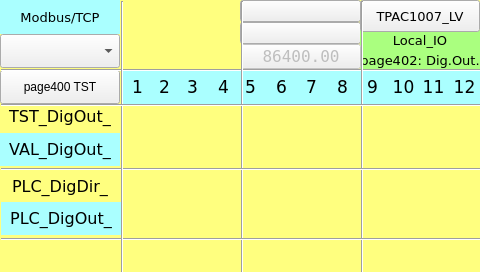
Before: the Qt Designer form TPAC1007_LV/Local_IO_HMI/page402.ui in MECTsrl/mect_apps, drawn with Qt 5.
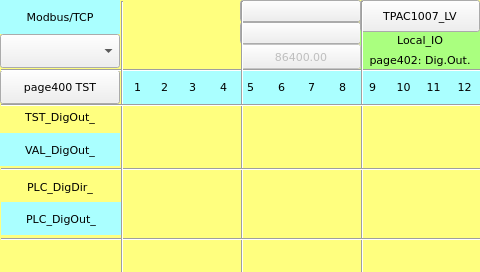
After: the same form once the commit is applied. Custom widgets are drawn as their Qt base class.

Diff of the .ui file:
```diff
--- a/TPAC1007_LV/Local_IO_HMI/page402.ui
+++ b/TPAC1007_LV/Local_IO_HMI/page402.ui
@@ -79,7 +79,7 @@
    <property name="font">
     <font>
      <family>DejaVu Sans</family>
-     <pointsize>10</pointsize>
+     <pointsize>8</pointsize>
     </font>
    </property>
    <property name="styleSheet">
@@ -104,7 +104,7 @@
    <property name="font">
     <font>
      <family>DejaVu Sans</family>
-     <pointsize>13</pointsize>
+     <pointsize>8</pointsize>
     </font>
    </property>
    <property name="styleSheet">
@@ -225,7 +225,7 @@
    <property name="font">
     <font>
      <family>DejaVu Sans</family>
-     <pointsize>13</pointsize>
+     <pointsize>8</pointsize>
     </font>
    </property>
    <property name="styleSheet">
@@ -359,7 +359,7 @@
    <property name="font">
     <font>
      <family>DejaVu Sans</family>
-     <pointsize>12</pointsize>
+     <pointsize>8</pointsize>
     </font>
    </property>
    <property name="styleSheet">
@@ -384,7 +384,7 @@
    <property name="font">
     <font>
      <family>DejaVu Sans</family>
-     <pointsize>13</pointsize>
+     <pointsize>8</pointsize>
     </font>
    </property>
    <property name="styleSheet">
@@ -409,7 +409,7 @@
    <property name="font">
     <font>
      <family>DejaVu Sans</family>
-     <pointsize>10</pointsize>
+     <pointsize>8</pointsize>
     </font>
    </property>
    <property name="styleSheet">
@@ -434,7 +434,7 @@
    <property name="font">
     <font>
      <family>DejaVu Sans</family>
-     <pointsize>13</pointsize>
+     <pointsize>8</pointsize>
     </font>
    </property>
    <property name="styleSheet">
@@ -456,6 +456,12 @@
      <height>272</height>
     </rect>
    </property>
+   <property name="font">
+    <font>
+     <family>DejaVu Sans</family>
+     <pointsize>8</pointsize>
+    </font>
+   </property>
    <property name="orientation">
     <enum>Qt::Vertical</enum>
    </property>
@@ -472,7 +478,7 @@
    <property name="font">
     <font>
      <family>DejaVu Sans</family>
-     <pointsize>13</pointsize>
+     <pointsize>8</pointsize>
     </font>
    </property>
    <property name="styleSheet">
@@ -497,7 +503,7 @@
    <property name="font">
     <font>
      <family>DejaVu Sans</family>
-     <pointsize>13</pointsize>
+     <pointsize>8</pointsize>
     </font>
    </property>
    <property name="styleSheet">
@@ -522,7 +528,7 @@
    <property name="font">
     <font>
      <family>DejaVu Sans</family>
-     <pointsize>13</pointsize>
+     <pointsize>8</pointsize>
     </font>
    </property>
    <property name="styleSheet">
@@ -655,7 +661,7 @@
    <property name="font">
     <font>
      <family>DejaVu Sans</family>
-     <pointsize>13</pointsize>
+     <pointsize>8</pointsize>
     </font>
    </property>
    <property name="styleSheet">
@@ -716,7 +722,7 @@
    <property name="font">
     <font>
      <family>DejaVu Sans</family>
-     <pointsize>13</pointsize>
+     <pointsize>8</pointsize>
     </font>
    </property>
    <property name="styleSheet">
@@ -849,7 +855,7 @@
    <property name="font">
     <font>
      <family>DejaVu Sans</family>
-     <pointsize>13</pointsize>
+     <pointsize>8</pointsize>
     </font>
    </property>
    <property name="styleSheet">
@@ -874,7 +880,7 @@
    <property name="font">
     <font>
      <family>DejaVu Sans</family>
-     <pointsize>13</pointsize>
+     <pointsize>8</pointsize>
     </font>
    </property>
    <property name="styleSheet">
@@ -948,7 +954,7 @@
    <property name="font">
     <font>
      <family>DejaVu Sans</family>
-     <pointsize>10</pointsize>
+     <pointsize>8</pointsize>
      <weight>50</weight>
      <bold>false</bold>
     </font>
@@ -1150,7 +1156,7 @@
    <property name="font">
     <font>
      <family>DejaVu Sans</family>
-     <pointsize>13</pointsize>
+     <pointsize>8</pointsize>
     </font>
    </property>
    <property name="styleSheet">
@@ -1175,7 +1181,7 @@
    <property name="font">
     <font>
      <family>DejaVu Sans</family>
-     <pointsize>12</pointsize>
+     <pointsize>8</pointsize>
     </font>
    </property>
    <property name="styleSheet">
@@ -1249,7 +1255,7 @@
    <property name="font">
     <font>
      <family>DejaVu Sans</family>
-     <pointsize>12</pointsize>
+     <pointsize>8</pointsize>
     </font>
    </property>
    <property name="styleSheet">
@@ -1742,7 +1748,7 @@
    <property name="font">
     <font>
      <family>DejaVu Sans</family>
-     <pointsize>12</pointsize>
+     <pointsize>8</pointsize>
     </font>
    </property>
    <property name="styleSheet">
@@ -1872,6 +1878,12 @@
      <height>34</height>
     </rect>
    </property>
+   <property name="font">
+    <font>
+     <family>DejaVu Sans</family>
+     <pointsize>8</pointsize>
+    </font>
+   </property>
    <property name="toolTip">
     <string/>
    </property>
@@ -1927,8 +1939,8 @@
    </property>
    <property name="font">
     <font>
-     <family>DejaVu Sans Mono</family>
-     <pointsize>12</pointsize>
+     <family>DejaVu Sans</family>
+     <pointsize>8</pointsize>
     </font>
    </property>
    <property name="text">
@@ -2044,7 +2056,7 @@
    <property name="font">
     <font>
      <family>DejaVu Sans</family>
-     <pointsize>10</pointsize>
+     <pointsize>8</pointsize>
     </font>
    </property>
    <property name="styleSheet">
```
Left out of the diff: 44 changed lines with no effect on the pictures.
